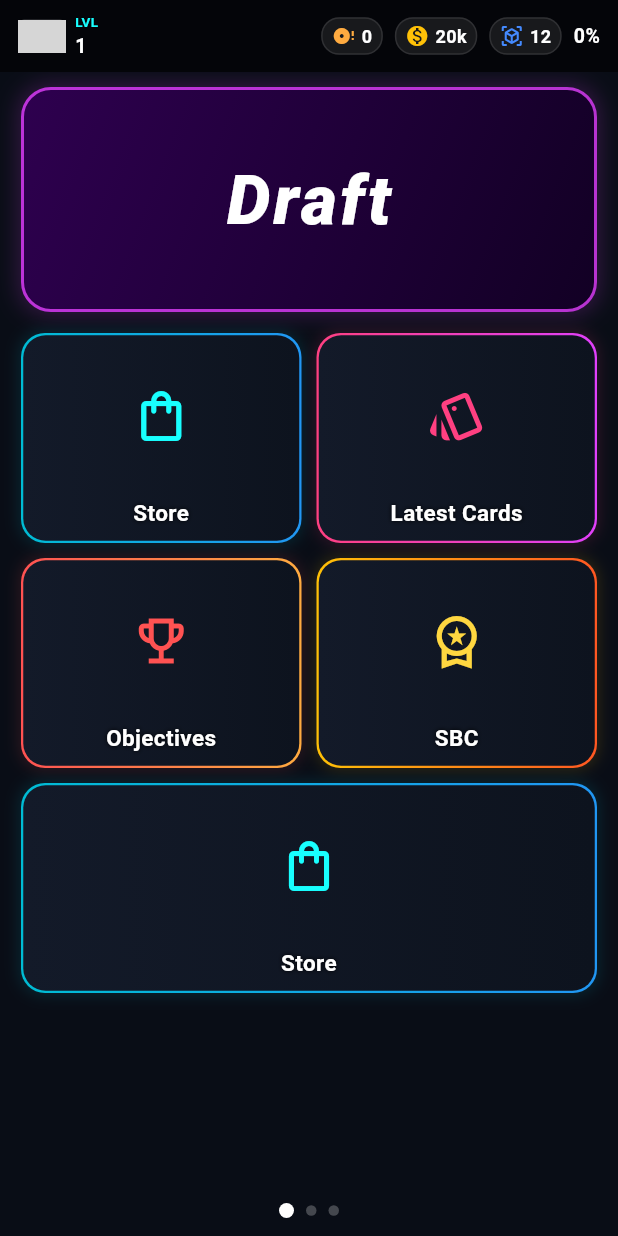
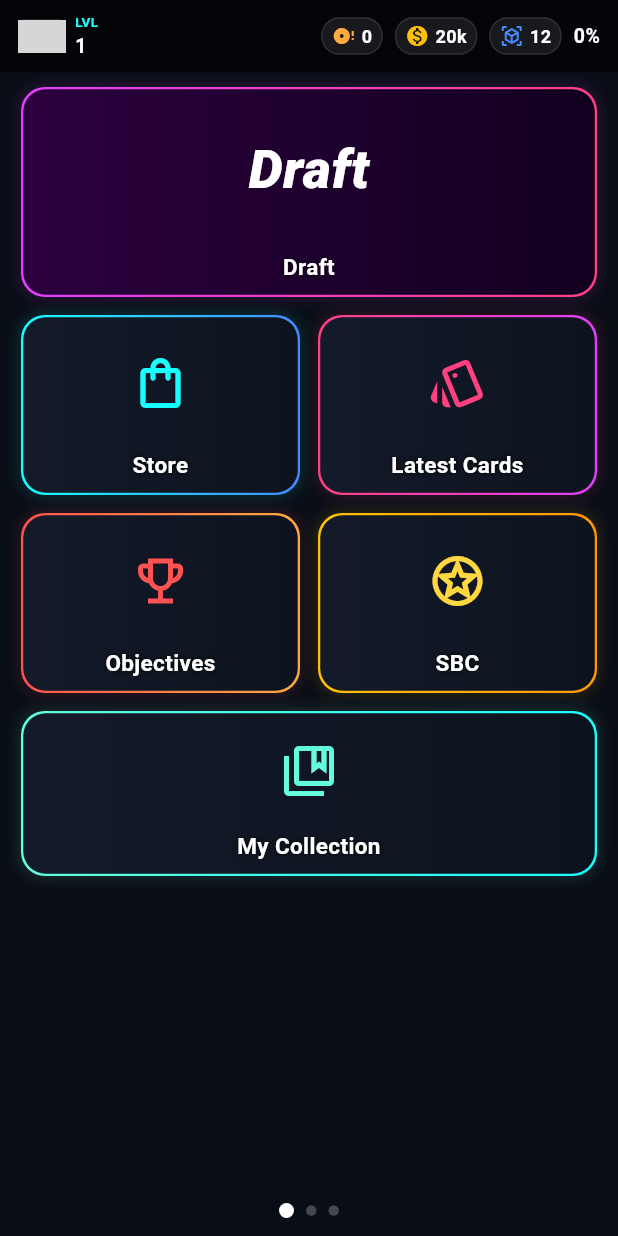
Before and after one commit to JPSSProgramming/micro-step-app, a Flutter app: the screen it shows after launch, on a phone screen of 412 x 824 dp. Run offline on Flutter 3.47's test engine with Material 3 defaults, Android fonts, the phone set to English and light mode, and no system bars; network calls fail; grey boxes are pictures that could not be loaded.

Commit message:
refactor: fix store button duplication and bind navigation for all tiles

```diff
--- a/lib/features/home/pages/page_1_packs.dart
+++ b/lib/features/home/pages/page_1_packs.dart
@@ -1,8 +1,11 @@
 import 'package:flutter/material.dart';
 import '../../../core/widgets/neon_card_tile.dart';
 import '../../draft/screens/draft_screen.dart';
-import '../../packs/screens/store_screen.dart';
 import '../../sbc/screens/sbc_list_screen.dart';
+import '../../store/screens/store_screen.dart';
+import '../../cards/screens/latest_cards_screen.dart';
+import '../../objectives/screens/objectives_screen.dart';
+import '../../collection/screens/my_collection_screen.dart';
 
 class Page1Packs extends StatelessWidget {
   const Page1Packs({super.key});
@@ -14,90 +17,99 @@ class Page1Packs extends StatelessWidget {
       padding: const EdgeInsets.symmetric(horizontal: 14, vertical: 10),
       child: Column(
         children: [
-          GestureDetector(
+          NeonCardTile(
+            title: 'Draft',
+            height: 140,
+            bgGradient: const LinearGradient(
+              colors: [Color(0xFF2C003E), Color(0xFF12001F)],
+            ),
+            borderGradient: const LinearGradient(
+              colors: [Colors.purpleAccent, Colors.pinkAccent],
+            ),
+            topWidget: const Text(
+              'Draft',
+              style: TextStyle(
+                fontSize: 36,
+                fontWeight: FontWeight.w900,
+                fontStyle: FontStyle.italic,
+                color: Colors.white,
+              ),
+            ),
             onTap: () {
               Navigator.push(
                 context,
                 MaterialPageRoute(builder: (context) => const DraftScreen()),
               );
             },
-            child: Container(
-              height: 150,
-              width: double.infinity,
-              decoration: BoxDecoration(
-                borderRadius: BorderRadius.circular(20),
-                border: Border.all(color: Colors.purpleAccent.withOpacity(0.8), width: 2),
-                gradient: const LinearGradient(
-                  colors: [Color(0xFF2E004F), Color(0xFF120024)],
-                  begin: Alignment.topLeft,
-                  end: Alignment.bottomRight,
-                ),
-                boxShadow: [
-                  BoxShadow(
-                    color: Colors.purpleAccent.withOpacity(0.2),
-                    blurRadius: 12,
-                    spreadRadius: 2,
-                  ),
-                ],
-              ),
-              child: const Center(
-                child: Text(
-                  'Draft',
-                  style: TextStyle(
-                    fontSize: 46,
-                    fontWeight: FontWeight.w900,
-                    fontStyle: FontStyle.italic,
-                    color: Colors.white,
-                    letterSpacing: 2,
-                  ),
-                ),
-              ),
-            ),
           ),
-          const SizedBox(height: 14),
+          const SizedBox(height: 12),
 
           Row(
             children: [
               Expanded(
                 child: NeonCardTile(
                   title: 'Store',
+                  height: 120,
+                  borderGradient: const LinearGradient(
+                    colors: [Colors.cyanAccent, Colors.blueAccent],
+                  ),
                   topWidget: const Icon(Icons.shopping_bag_outlined, size: 40, color: Colors.cyanAccent),
-                  borderGradient: const LinearGradient(colors: [Colors.cyan, Colors.blue]),
                   onTap: () {
+                    Navigator.push(
+                      context,
+                      MaterialPageRoute(builder: (context) => const StoreScreen()),
+                    );
                   },
                 ),
               ),
-              const SizedBox(width: 10),
+              const SizedBox(width: 12),
               Expanded(
                 child: NeonCardTile(
                   title: 'Latest Cards',
+                  height: 120,
+                  borderGradient: const LinearGradient(
+                    colors: [Colors.pinkAccent, Colors.purpleAccent],
+                  ),
                   topWidget: const Icon(Icons.style_outlined, size: 40, color: Colors.pinkAccent),
-                  borderGradient: const LinearGradient(colors: [Colors.pinkAccent, Colors.purpleAccent]),
                   onTap: () {
+                    Navigator.push(
+                      context,
+                      MaterialPageRoute(builder: (context) => const LatestCardsScreen()),
+                    );
                   },
                 ),
               ),
             ],
           ),
-          const SizedBox(height: 10),
+          const SizedBox(height: 12),
 
           Row(
             children: [
               Expanded(
                 child: NeonCardTile(
                   title: 'Objectives',
+                  height: 120,
+                  borderGradient: const LinearGradient(
+                    colors: [Colors.redAccent, Colors.orangeAccent],
+                  ),
                   topWidget: const Icon(Icons.emoji_events_outlined, size: 40, color: Colors.redAccent),
-                  borderGradient: const LinearGradient(colors: [Colors.redAccent, Colors.orangeAccent]),
                   onTap: () {
+                    Navigator.push(
+                      context,
+                      MaterialPageRoute(builder: (context) => const ObjectivesScreen()),
+                    );
                   },
                 ),
               ),
-              const SizedBox(width: 10),
+              const SizedBox(width: 12),
               Expanded(
                 child: NeonCardTile(
                   title: 'SBC',
-                  topWidget: const Icon(Icons.workspace_premium_outlined, size: 40, color: Colors.amberAccent),
-                  borderGradient: const LinearGradient(colors: [Colors.amber, Colors.deepOrange]),
+                  height: 120,
+                  borderGradient: const LinearGradient(
+                    colors: [Colors.amber, Colors.orange],
+                  ),
+                  topWidget: const Icon(Icons.stars_outlined, size: 40, color: Colors.amberAccent),
                   onTap: () {
                     Navigator.push(
                       context,
@@ -108,16 +120,19 @@ class Page1Packs extends StatelessWidget {
               ),
             ],
           ),
-          const SizedBox(height: 10),
+          const SizedBox(height: 12),
 
           NeonCardTile(
-            title: 'Store',
-            topWidget: const Icon(Icons.shopping_bag_outlined, size: 40, color: Colors.cyanAccent),
-            borderGradient: const LinearGradient(colors: [Colors.cyan, Colors.blue]),
+            title: 'My Collection',
+            height: 110,
+            borderGradient: const LinearGradient(
+              colors: [Colors.tealAccent, Colors.cyanAccent],
+            ),
+            topWidget: const Icon(Icons.collections_bookmark_outlined, size: 40, color: Colors.tealAccent),
             onTap: () {
               Navigator.push(
                 context,
-                MaterialPageRoute(builder: (context) => const StoreScreen()),
+                MaterialPageRoute(builder: (context) => const MyCollectionScreen()),
               );
             },
           ),
```
